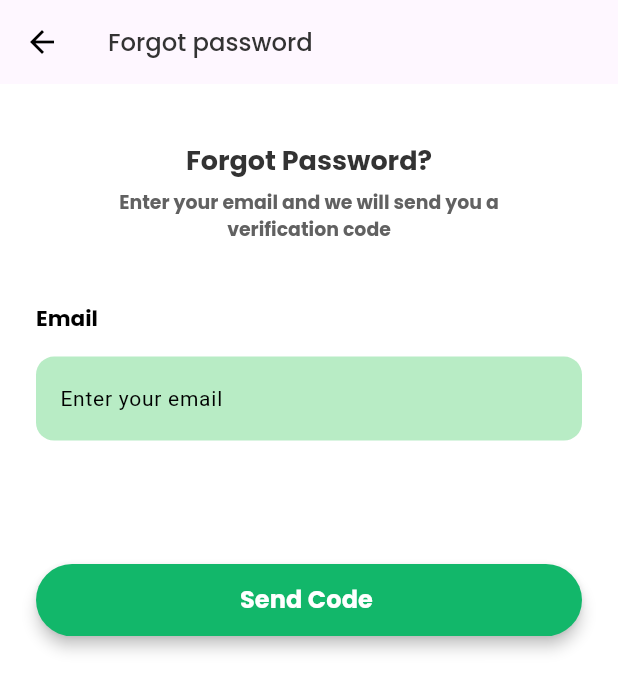
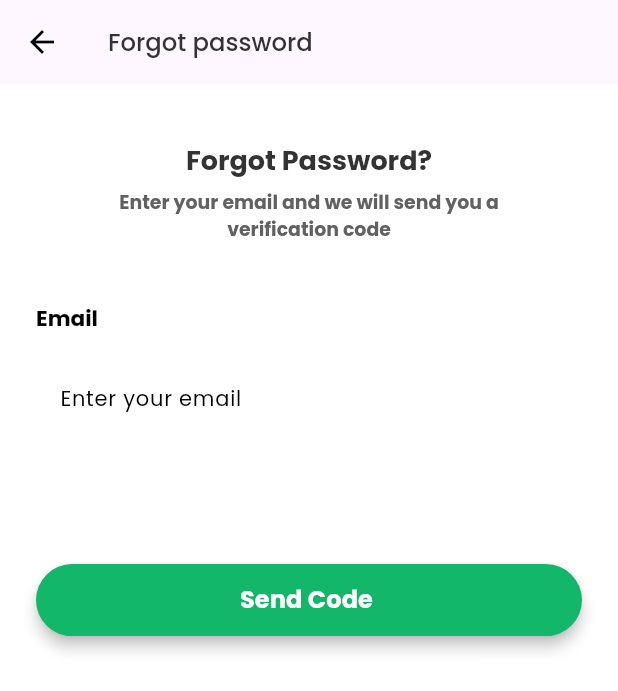
Before and after one commit to emon2002926/ai_powered_self_guided_toure_app, a Flutter app: the LoginScreen screen opened by its route, after a tap on "Forget Password?", on a phone screen of 412 x 824 dp. Shown: the top 691 px of the screen. Run offline on Flutter 3.47's test engine with Material 3 defaults, Android fonts, the light colour scheme and no system bars; our stand-ins replace blur, get, lottie; project files that could hold a hidden picture were left out.

Commit message:
login page design implemented

```diff
--- a/lib/constant/app_assert_image.dart
+++ b/lib/constant/app_assert_image.dart
@@ -7,5 +7,5 @@
     final String cycleImage = "assets/images/cycle_image.png";
     final String appleLogo = "assets/icons/apple_logo.png";
     final String googleLogo = "assets/icons/google_logo.png";
-    final String backgroundImage = "assets/cities/bg2.webp";
+    final String backgroundImage = "assets/cities/bg2.png";
   }
--- a/lib/constant/app_colors.dart
+++ b/lib/constant/app_colors.dart
@@ -96,6 +96,7 @@ class AppColors {
   final Color primary = const Color(0xFFBDF0D5);
   final Color background = const Color(0xFFF5F5F5);
   final Color textFilledColor = const Color(0xFFB8ECC5);
+  final Color textFilledBackground = const Color(0xFFC4F8D2);
   final Color frostedGlassColor = const Color(0xFF99E1AA);
   final Color loginBtnColor = const Color(0xFF12B76A);
   final Color btnTextColor = const Color(0xFFFFFFFF);
--- a/lib/screens/auth_all_screens/login_screen/login_screen.dart
+++ b/lib/screens/auth_all_screens/login_screen/login_screen.dart
@@ -1,4 +1,3 @@
-import 'package:blur/blur.dart';
 import 'package:flutter/material.dart';
 import 'package:get/get.dart';
 import 'package:ai_powered_self_guided_toure_app/constant/app_assert_image.dart';
@@ -16,16 +15,13 @@ class LoginScreen extends StatelessWidget {
     return Scaffold(
       body: Stack(
         children: [
-          /// 🔹 Blurred Background using `blur` package
+          /// 🔹 Pre-blurred Background Image (no runtime blur)
           Image.asset(
-            AppAssertImage.instance.backgroundImage,
+            AppAssertImage.instance.backgroundImage, // Make sure this points to the blurred image
             fit: BoxFit.cover,
             width: double.infinity,
             height: double.infinity,
             filterQuality: FilterQuality.low,
-          ).blurred(
-            blur: 8,
-            blurColor: Colors.black.withOpacity(0.1),
           ),
 
           /// 🔹 Foreground Content
--- a/lib/screens/city_selection/city_selection_screen.dart
+++ b/lib/screens/city_selection/city_selection_screen.dart
@@ -25,7 +25,7 @@ class CitySelectionScreen extends StatelessWidget {
             height: double.infinity,
             filterQuality: FilterQuality.low,
           ).blurred(
-            blur: 8,
+            blur: 6,
             blurColor: Colors.black.withOpacity(0.15),
           ),
 
--- a/lib/widget/text/text_field/AppTextFiled.dart
+++ b/lib/widget/text/text_field/AppTextFiled.dart
@@ -1,6 +1,9 @@
 import 'package:ai_powered_self_guided_toure_app/constant/app_colors.dart';
+import 'package:ai_powered_self_guided_toure_app/constant/app_constant.dart';
 import 'package:flutter/cupertino.dart';
 import 'package:flutter/material.dart';
+import 'package:flutter/material.dart';
+import '../../../constant/app_colors.dart';
 
 class AppTextFiled extends StatelessWidget {
   final String hintText;
@@ -9,17 +12,20 @@ class AppTextFiled extends StatelessWidget {
   final IconData? suffixIcon;
   final Color? hintColor;
   final double? hintSize;
-  const AppTextFiled({super.key,
+
+  const AppTextFiled({
+    super.key,
     required this.hintText,
     this.passwordController,
     this.prefixIcon,
     this.suffixIcon,
-    this.hintColor, this.hintSize});
+    this.hintColor,
+    this.hintSize,
+  });
 
   @override
   Widget build(BuildContext context) {
     return TextField(
-
       controller: passwordController,
       obscureText: true,
       decoration: InputDecoration(
@@ -27,18 +33,29 @@ class AppTextFiled extends StatelessWidget {
         suffixIcon: suffixIcon != null ? Icon(suffixIcon, size: 20) : null,
         hintText: hintText,
         hintStyle: TextStyle(
-          color: hintColor ?? AppColors.instance.hintTextColor, // 👈 Change this to any color you want
-          fontSize: hintSize ?? 14,       // Optional: adjust the size
-          fontWeight: FontWeight.w400, // Optional: control the weight
+          color: hintColor ?? AppColors.instance.white50,
+          fontSize: hintSize ?? 14,
+          fontWeight: FontWeight.w400,
+          fontFamily: AppConstant.instance.poppins,
         ),
         filled: true,
-        fillColor: AppColors.instance.textFilledColor,
+        fillColor: AppColors.instance.transparent,
+
+        /// 🔹 Outline border styling
         border: OutlineInputBorder(
           borderRadius: BorderRadius.circular(12),
-          borderSide: BorderSide.none,
+          borderSide: BorderSide(color: Colors.white.withOpacity(0.5), width: 1.5),
+        ),
+        enabledBorder: OutlineInputBorder(
+          borderRadius: BorderRadius.circular(12),
+          borderSide: BorderSide(color: Colors.white.withOpacity(0.5), width: 1.5),
+        ),
+        focusedBorder: OutlineInputBorder(
+          borderRadius: BorderRadius.circular(12),
+          borderSide: BorderSide(color: Colors.white, width: 2),
         ),
       ),
+      style: const TextStyle(color: Colors.white), // Optional: text color inside input
     );
   }
-
 }
```
Also changed, not shown: lib/main.dart (+3 -4 lines), lib/screens/welcome_screen/welcome_screen.dart (+28 -26 lines).
